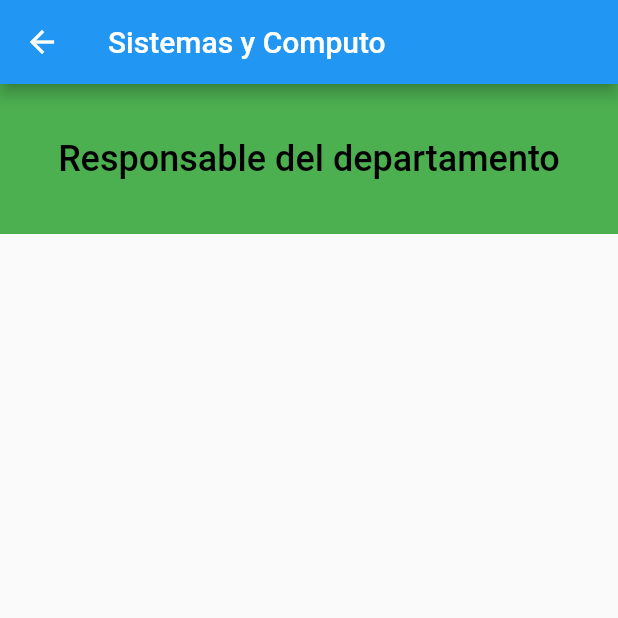
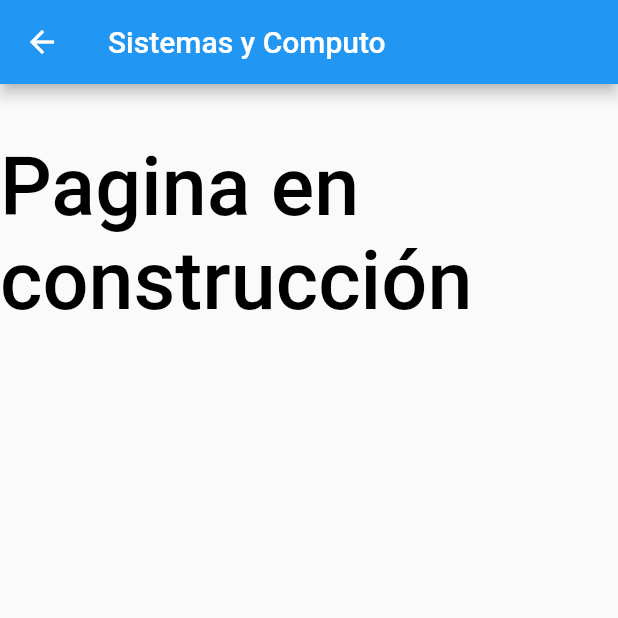
Before and after one commit to Jeryn61297/proyecto_itca, a Flutter app: the SistemasPage screen opened directly, on a phone screen of 412 x 824 dp, the top half of it. Run offline on Flutter 3.47's test engine with Material 2 defaults, Android fonts, the phone set to English and light mode, and no system bars.

Commit message:
pequeños ajustes

```diff
--- a/lib/src/pag/fold_oficinas.dart/sistemas.dart
+++ b/lib/src/pag/fold_oficinas.dart/sistemas.dart
@@ -28,10 +28,10 @@ Widget _TituloPage() {
   return Container(
     alignment: Alignment.center,
     width: double.infinity,
-    height: 100,
-    color: Colors.green,
-    child: Text('Responsable del departamento',
+    height: 200,
+    //color: Colors.green,
+    child: Text('Pagina en construcción',
         style: TextStyle(
-            color: Colors.black, fontSize: 24, fontWeight: FontWeight.w500)),
+            color: Colors.black, fontSize: 54, fontWeight: FontWeight.w500)),
   );
 }
```
Also changed, not shown: lib/src/pag/infor.dart (+0 -9 lines), lib/src/widgets/bottom_navi_bar.dart (deleted, +0 -32 lines).
